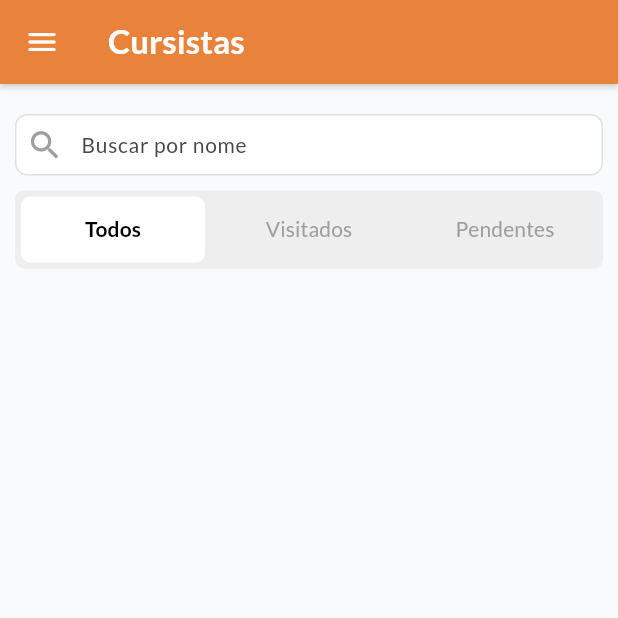
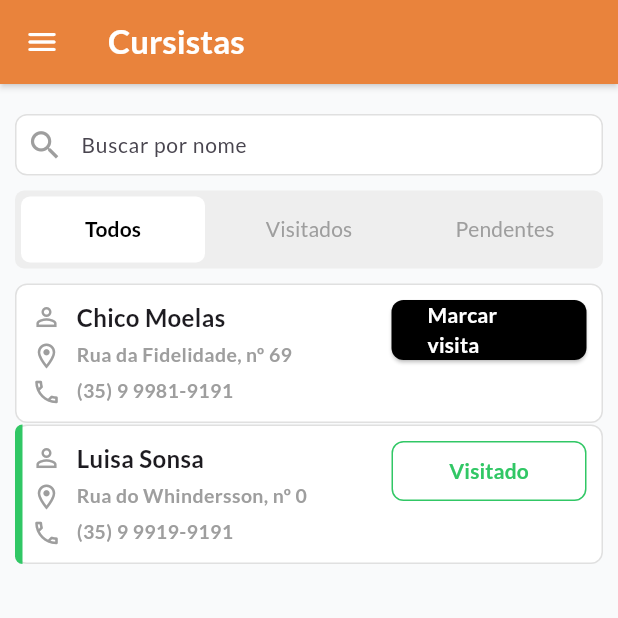
Before and after one commit to jolucas245/TLC-App-Coordination, a Flutter app: the screen it shows after launch, on a phone screen of 412 x 824 dp, the top half of it. Run offline on Flutter 3.47's test engine with Material 3 defaults, Android fonts, the phone set to English and light mode, and no system bars; drawn by our look-alikes of flutter_advanced_drawer; our stand-ins replace csv, dotted_border, file_picker, go_router, google_fonts, lottie; missing offline and left inert: dotlottie_loader, go_transitions.

Commit message:
feat: Creation of a static card that shows the Cursistas basic information on the home screen :white_check_mark:

```diff
--- a/lib/app/global/routes.dart
+++ b/lib/app/global/routes.dart
@@ -1,7 +1,7 @@
 import 'package:go_router/go_router.dart';
 import 'package:go_transitions/go_transitions.dart';
 import 'package:tlc/app/views/coordination/coordination_view.dart';
-import 'package:tlc/app/views/settings/setings_view.dart';
+import 'package:tlc/app/views/settings/settings_view.dart';
 
 import '../models/cursista_model.dart';
 import '../views/auth/auth_view.dart';
--- a/lib/app/views/home/home_view.dart
+++ b/lib/app/views/home/home_view.dart
@@ -3,6 +3,8 @@ import 'package:provider/provider.dart';
 import 'package:tlc/app/global/custom_scaffold.dart';
 import 'package:tlc/app/viewmodels/home_view_model.dart';
 import 'package:tlc/app/views/home/widgets/search_widget.dart';
+
+import 'widgets/cursista_card_widget.dart';
 
 class HomeView extends StatelessWidget {
   const HomeView({super.key});
@@ -59,7 +61,19 @@ class HomeView extends StatelessWidget {
                 }
               ),
             ),
-
+            CursistaCardWidget(
+              name: "Chico Moelas",
+              address: "Rua da Fidelidade, nº 69",
+              phone: "(35) 9 9981-9191",
+              isCheck: false,
+            ),
+            SizedBox(height: 1,),
+            CursistaCardWidget(
+              name: "Luisa Sonsa",
+              address: "Rua do Whindersson, nº 0",
+              phone: "(35) 9 9919-9191",
+              isCheck: true,
+            )
           ],
         ),
       ),
--- /dev/null
+++ b/lib/app/views/home/widgets/cursista_card_widget.dart
@@ -0,0 +1,125 @@
+
+import 'package:flutter/material.dart';
+
+class CursistaCardWidget extends StatelessWidget {
+
+  final String name;
+  final String address;
+  final String phone;
+  final bool isCheck;
+
+  const CursistaCardWidget({
+    super.key,
+    required this.name,
+    required this.address,
+    required this.phone,
+    required this.isCheck
+  });
+
+  @override
+  Widget build(BuildContext context) {
+    return Stack(
+    children: [
+      Container(
+        width: double.infinity,
+        padding: EdgeInsets.all(10),
+        decoration: BoxDecoration(
+          color: Colors.white,
+          border: Border.all(
+            color: Colors.grey.shade300,
+            width: 1,
+          ),
+          borderRadius: BorderRadius.circular(8),
+        ),
+        child: Row(
+          mainAxisAlignment: MainAxisAlignment.spaceBetween,
+          crossAxisAlignment: CrossAxisAlignment.start,
+          children: [
+            Column(
+              crossAxisAlignment: CrossAxisAlignment.start,
+              children: [
+                Row(
+                  children: [
+                    Icon(Icons.person_outline_outlined, size: 20, color: Colors.grey),
+                    SizedBox(width: 10),
+                    Text(
+                      name,
+                      style: TextStyle(fontWeight: FontWeight.bold, fontSize: 16),
+                    ),
+                  ],
+                ),
+                SizedBox(height: 4),
+                Row(
+                  children: [
+                    Icon(Icons.location_on_outlined, size: 20, color: Colors.grey),
+                    SizedBox(width: 10),
+                    Text(
+                      address,
+                      style: TextStyle(color: Colors.grey, fontWeight: FontWeight.w600, fontSize: 13),
+                    ),
+                  ],
+                ),
+                SizedBox(height: 4),
+                Row(
+                  children: [
+                    Icon(Icons.phone_outlined, size: 20, color: Colors.grey),
+                    SizedBox(width: 10),
+                    Text(
+                      phone,
+                      style: TextStyle(color: Colors.grey, fontWeight: FontWeight.w600, fontSize: 13),
+                    ),
+                  ],
+                ),
+              ],
+            ),
+            SizedBox(
+              width: 130,
+              height: 40,
+              child: !isCheck
+              ? ElevatedButton(
+                style: ElevatedButton.styleFrom(
+                  backgroundColor: Colors.black,
+                  shape: RoundedRectangleBorder(borderRadius: BorderRadius.circular(8)),
+                ),
+                onPressed: () {},
+                child: Text(
+                  "Marcar visita",
+                  style: TextStyle(color: Colors.white, fontWeight: FontWeight.bold),
+                ),
+              )
+              : OutlinedButton(
+                onPressed: (){},
+                style: OutlinedButton.styleFrom(
+                  side: BorderSide(
+                    color: Color(0xff31C765)
+                  ),
+                  shape: RoundedRectangleBorder(borderRadius: BorderRadius.circular(8))
+                ),
+                child: Text(
+                  "Visitado",
+                  style: TextStyle(color: Color(0xff31C765), fontWeight: FontWeight.bold),
+                ),
+              ),
+            ),
+          ],
+        ),
+      ),
+      isCheck ? Positioned(
+        left: 0,
+        top: 0,
+        bottom: 0,
+        child: Container(
+          width: 5,
+          decoration: BoxDecoration(
+            color: Color(0xff31C765),
+            borderRadius: BorderRadius.only(
+              topLeft: Radius.circular(8),
+              bottomLeft: Radius.circular(8),
+            ),
+          ),
+        ),
+      ) : SizedBox.shrink(),
+    ],
+  );
+  }
+}
```
Also changed, not shown: lib/app/views/settings/settings_view.dart (renamed from lib/app/views/settings/setings_view.dart), 4 other files.
